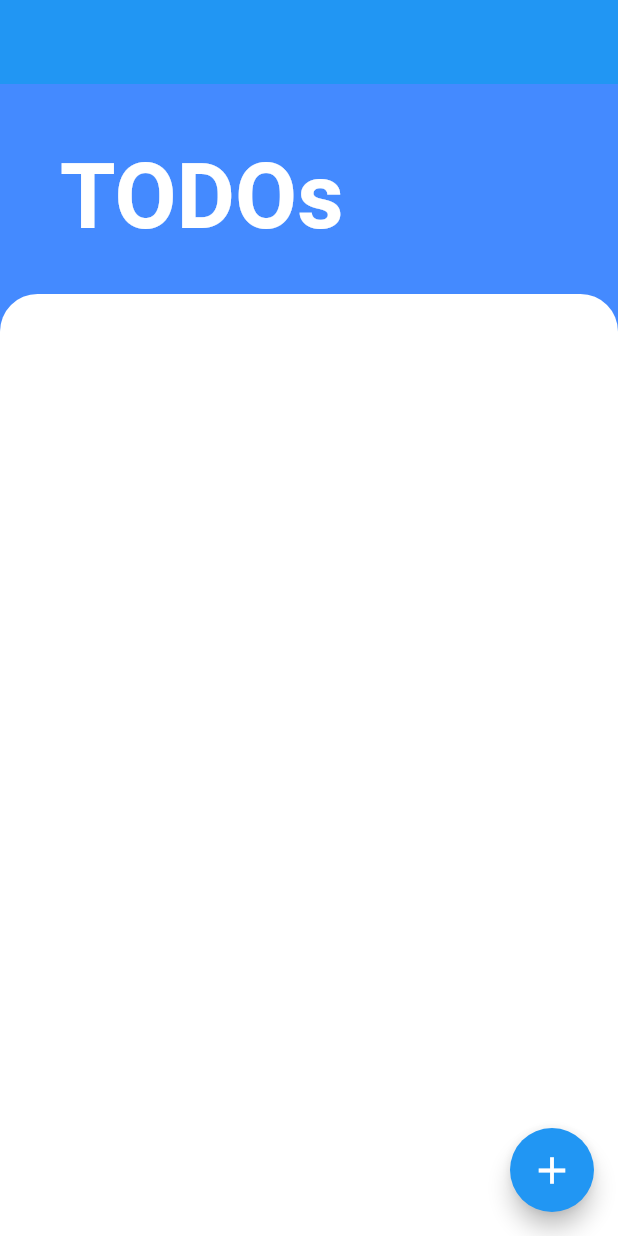
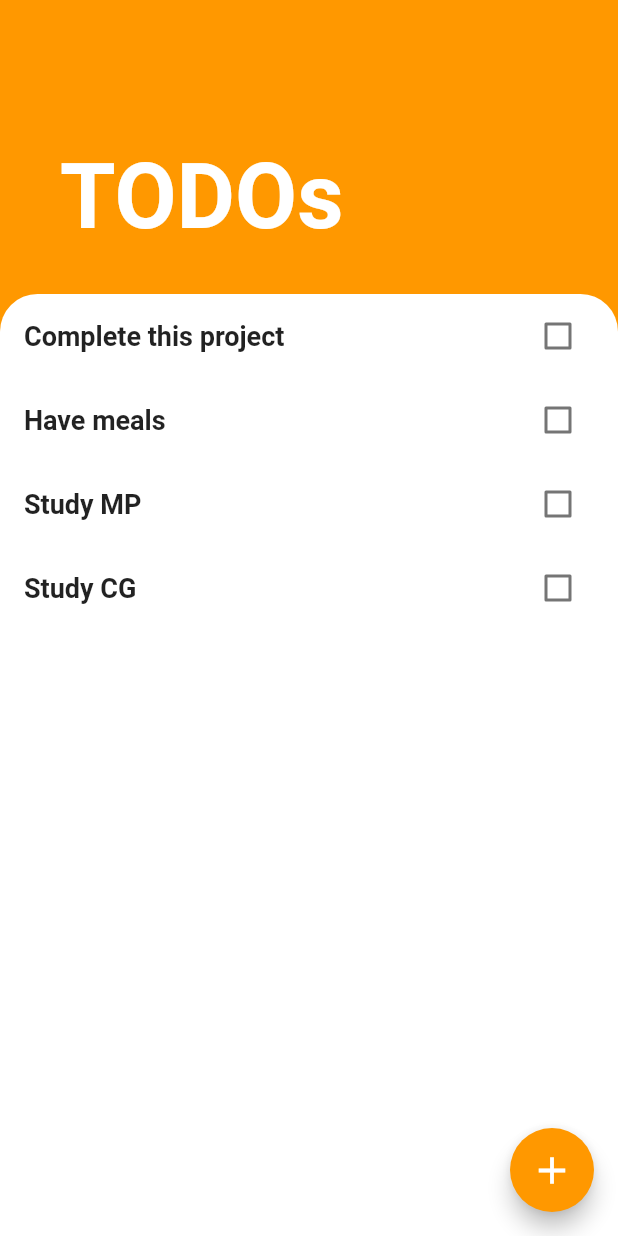
Before and after one commit to Deepak-coder80/SIMPTODO, a Flutter app: the screen it shows after launch, on a phone screen of 412 x 824 dp. Run offline on Flutter 3.47's test engine with Material 2 defaults, Android fonts, the phone set to English and light mode, and no system bars.

Commit message:
home screen design finished task model added try to add functionalities

```diff
--- a/lib/main.dart
+++ b/lib/main.dart
@@ -12,7 +12,7 @@ class MyApp extends StatelessWidget {
       debugShowCheckedModeBanner:false,
       title: 'SIMPTODO',
       theme: ThemeData(
-        primarySwatch: Colors.blue,
+        primarySwatch: Colors.orange,
       ),
       home:  HomeScreen(),
     );
--- /dev/null
+++ b/lib/models/task_model.dart
@@ -0,0 +1,9 @@
+class Task {
+  String title;
+  bool isDone;
+
+  Task({
+    required this.title,
+    required this.isDone,
+  });
+}
--- a/lib/screens/home_screen.dart
+++ b/lib/screens/home_screen.dart
@@ -1,7 +1,21 @@
 import 'package:flutter/material.dart';
+import '../models/task_model.dart';
 
-class HomeScreen extends StatelessWidget {
+class HomeScreen extends StatefulWidget {
   const HomeScreen({super.key});
+
+  @override
+  State<HomeScreen> createState() => _HomeScreenState();
+}
+
+class _HomeScreenState extends State<HomeScreen> {
+  bool isChecked = false;
+  List<Task> _dummyData = [
+    Task(title: 'Complete this project', isDone: false),
+    Task(title: 'Have meals', isDone: false),
+    Task(title: 'Study MP', isDone: false),
+    Task(title: 'Study CG', isDone: false),
+  ];
 
   @override
   Widget build(BuildContext context) {
@@ -9,10 +23,14 @@ class HomeScreen extends StatelessWidget {
       appBar: AppBar(
         elevation: 0,
       ),
-      backgroundColor: Colors.blueAccent,
+      backgroundColor: Colors.orange,
       floatingActionButton: FloatingActionButton(
-        onPressed: (){},
-        child:const Icon(Icons.add,size: 30,),
+        onPressed: () {},
+        child: const Icon(
+          Icons.add,
+          size: 30,
+          color: Colors.white,
+        ),
       ),
       body: Column(
         crossAxisAlignment: CrossAxisAlignment.start,
@@ -33,11 +51,32 @@ class HomeScreen extends StatelessWidget {
           ),
           Expanded(
             child: Container(
-              decoration:const  BoxDecoration(
-               color: Colors.white,
+              decoration: const BoxDecoration(
+                color: Colors.white,
                 borderRadius: BorderRadius.only(
-                  topLeft: Radius.circular(25),
-                  topRight: Radius.circular(25)
+                    topLeft: Radius.circular(25),
+                    topRight: Radius.circular(25)),
+              ),
+              child: ListView.builder(
+                itemCount: _dummyData.length,
+                itemBuilder: (context, index) => ListTile(
+                  title: Text(
+                    _dummyData[index].title,
+                    style:  TextStyle(
+                      decoration:_dummyData[index].isDone ? TextDecoration.lineThrough:null,
+                      fontWeight: FontWeight.bold,
+                      fontSize: 18,
+                    ),
+                  ),
+                  trailing: Checkbox(
+                    value: _dummyData[index].isDone,
+                    onChanged: (bool? value) {
+                      setState(() {
+                        _dummyData[index].isDone = value!;
+
+                      });
+                    },
+                  ),
                 ),
               ),
             ),
```
